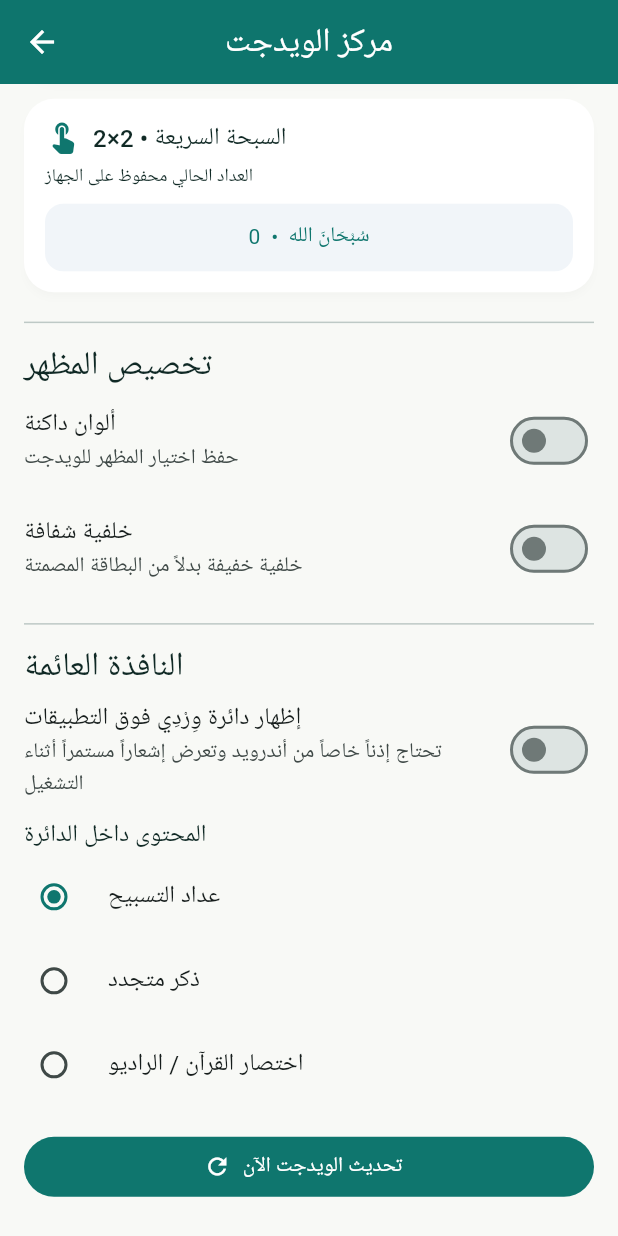
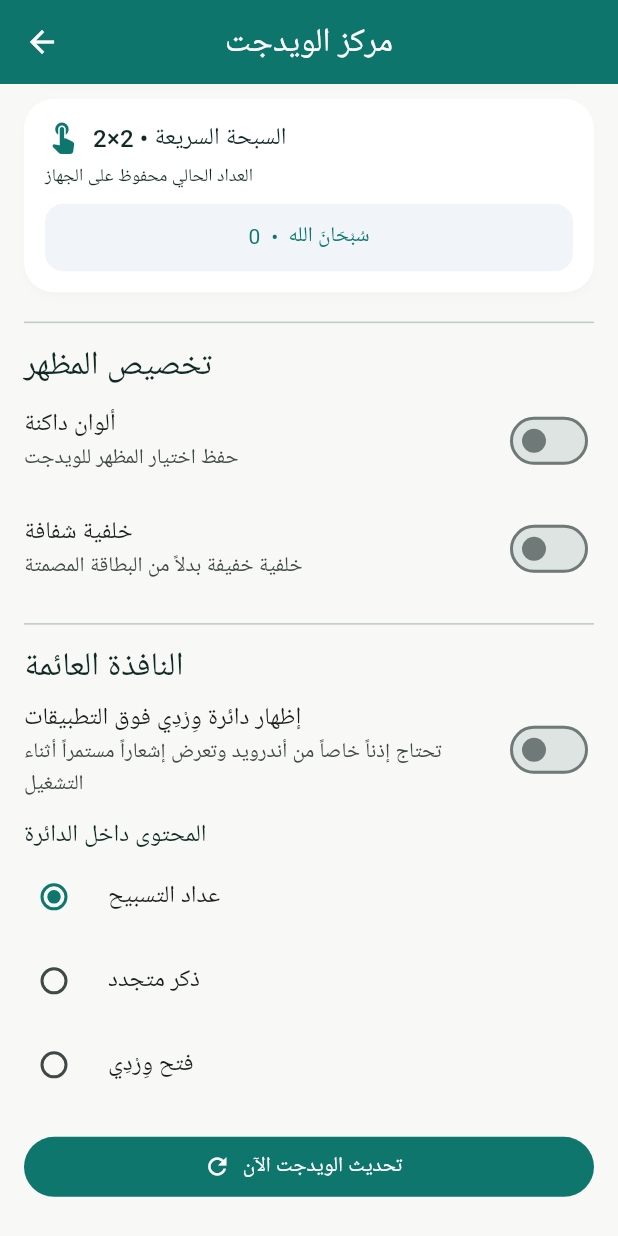
Before and after one commit to teltechpro-bit/Wirdi_Google_V17.1.25, a Flutter app: the WidgetCustomizationScreen screen opened directly, scrolled down 401 dp, on a phone screen of 412 x 824 dp. Run offline on Flutter 3.47's test engine with Material 3 defaults, Android fonts, the phone set to English and light mode, and no system bars; our stand-ins replace audio_service, audioplayers, camera, cloud_firestore, file_picker, firebase_auth and 13 more; missing offline and left inert: home_widget; accounts and stored records are empty; network calls fail; Roboto replaces fonts that are missing (Tajawal).

Commit message:
Label the floating shortcut accurately as opening Wirdi

```diff
--- a/lib/features/settings/widget_customization_screen.dart
+++ b/lib/features/settings/widget_customization_screen.dart
@@ -105,7 +105,7 @@ class _WidgetCustomizationScreenState extends State<WidgetCustomizationScreen> {
           Text('المحتوى داخل الدائرة', style: theme.textTheme.titleMedium),
           RadioListTile<String>(contentPadding: EdgeInsets.zero, value: 'tasbeeh', groupValue: _overlayContent, title: const Text('عداد التسبيح'), onChanged: (v) { if (v != null) _setContent(v); }),
           RadioListTile<String>(contentPadding: EdgeInsets.zero, value: 'dhikr', groupValue: _overlayContent, title: const Text('ذكر متجدد'), onChanged: (v) { if (v != null) _setContent(v); }),
-          RadioListTile<String>(contentPadding: EdgeInsets.zero, value: 'quran', groupValue: _overlayContent, title: const Text('اختصار القرآن / الراديو'), onChanged: (v) { if (v != null) _setContent(v); }),
+          RadioListTile<String>(contentPadding: EdgeInsets.zero, value: 'quran', groupValue: _overlayContent, title: const Text('فتح وِرْدِي'), onChanged: (v) { if (v != null) _setContent(v); }),
           const SizedBox(height: 16),
           FilledButton.icon(onPressed: _refreshWidgets, icon: const Icon(Icons.refresh), label: const Text('تحديث الويدجت الآن')),
         ],
```
